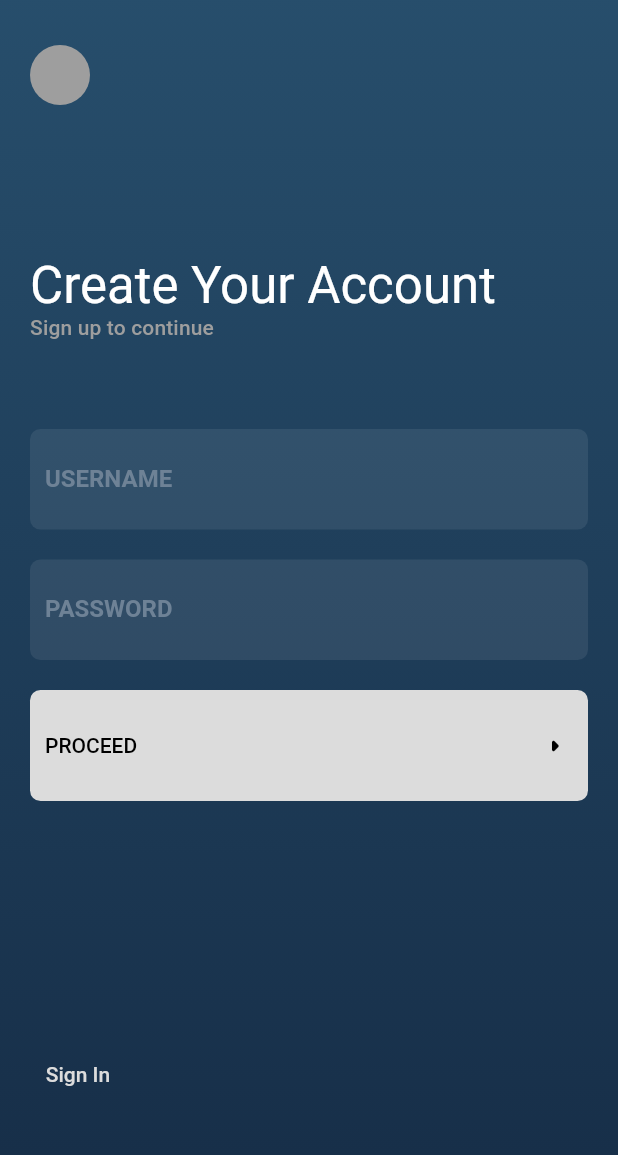
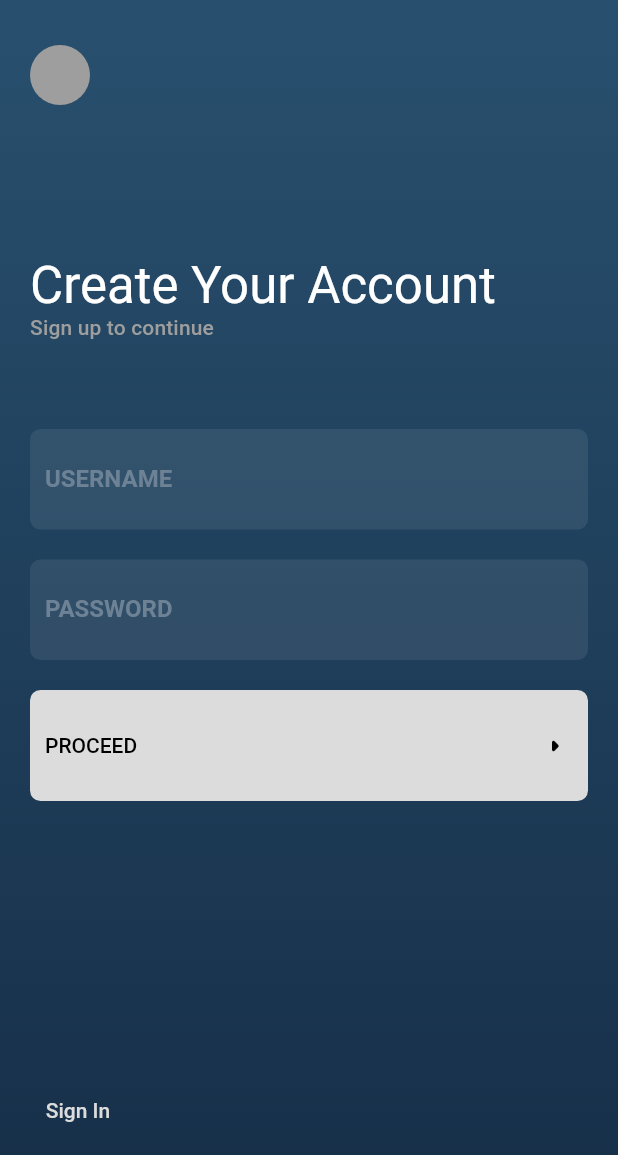
Before and after one commit to Harrem/messagingApp, a Flutter app: the screen it shows after launch, after a tap on "PROCEED", after a tap on "Create Account", on a phone screen of 412 x 824 dp, the part 81-1236 px from its top. Run offline on Flutter 3.47's test engine with Material 2 defaults, Android fonts, the phone set to English and light mode, and no system bars; our stand-ins replace cloud_firestore, firebase_auth, firebase_core; accounts and stored records are empty; network calls fail.

Commit message:
fixed layouts

```diff
--- a/lib/screens/sign_in.dart
+++ b/lib/screens/sign_in.dart
@@ -1,28 +1,30 @@
-import 'package:assignment/screens/home.dart';
+import 'package:flutter/material.dart';
 import 'package:assignment/controller/authentication.dart';
-import 'package:firebase_auth/firebase_auth.dart';
-import 'package:flutter/material.dart';
+import 'package:provider/provider.dart';
+import '../route.dart';
 
-import 'sign_up.dart';
+class SignIn extends StatelessWidget {
+  SignIn({super.key});
 
-class SignIn extends StatefulWidget {
-  const SignIn({Key? key}) : super(key: key);
+  final GlobalKey<FormState> formkey = GlobalKey<FormState>();
+  final TextEditingController usernameText = TextEditingController();
+  final TextEditingController passwordText = TextEditingController();
 
   @override
-  State<SignIn> createState() => _SignInState();
-}
+  Widget build(BuildContext context) {
+    final auth = Provider.of<Auth>(context);
+    bool lightTheme = Theme.of(context).brightness == Brightness.dark;
 
-class _SignInState extends State<SignIn> {
-  final GlobalKey<FormState> formkey = GlobalKey<FormState>();
-  final Auth auth = Auth();
-  TextEditingController usernameText = TextEditingController();
-  TextEditingController passwordText = TextEditingController();
-  bool? lightTheme;
-  @override
-  Widget build(BuildContext context) {
-    lightTheme = Theme.of(context).brightness == Brightness.dark;
-    return Container(
-      decoration: lightTheme!
+    return WillPopScope(
+      onWillPop: () async {
+        return false;
+      },
+      child: Scaffold(
+        backgroundColor: lightTheme ? Colors.white : Colors.transparent,
+        body: SingleChildScrollView(
+          child: Container(
+            height: MediaQuery.of(context).size.height,
+            decoration: lightTheme
                 ? const BoxDecoration(
                     gradient: LinearGradient(
                     begin: Alignment.topCenter,
@@ -33,16 +35,15 @@ class _SignInState extends State<SignIn> {
                     ],
                   ))
                 : const BoxDecoration(),
-      child: Scaffold(
-        backgroundColor: !lightTheme! ? Colors.white : Colors.transparent,
-        body: Center(
+            child: Center(
               child: Container(
-            constraints: const BoxConstraints(maxWidth: 700),
-            padding: const EdgeInsets.symmetric(horizontal: 20, vertical: 30),
+                padding:
+                    const EdgeInsets.symmetric(horizontal: 20, vertical: 30),
                 width: double.infinity,
                 child: Column(
                   crossAxisAlignment: CrossAxisAlignment.start,
                   children: [
+                    const Divider(),
                     ClipOval(
                       child: Container(
                         height: 40,
@@ -73,7 +74,7 @@ class _SignInState extends State<SignIn> {
                     const SizedBox(height: 20),
                     ElevatedButton(
                       onPressed: () async {
-                    var email = usernameText.text;
+                        var email = usernameText.text.trim();
                         var password = passwordText.text;
 
                         await auth
@@ -102,19 +103,16 @@ class _SignInState extends State<SignIn> {
                             if (isShown) {
                               await Future.delayed(const Duration(seconds: 3));
                               // ignore: use_build_context_synchronously
-                          ScaffoldMessenger.of(context).clearMaterialBanners();
+                              ScaffoldMessenger.of(context)
+                                  .clearMaterialBanners();
                             }
-                        return null;
                           },
                         );
                         if (auth.checkUser()) {
                           // ignore: use_build_context_synchronously
-                      Navigator.pushReplacement(
-                        context,
-                        MaterialPageRoute(
-                          builder: (BuildContext context) => Home(),
-                        ),
-                      );
+                          Navigator.of(context).pushNamed(RouteGenerator.home);
+                        } else {
+                          debugPrint("an error occured when signing in!");
                         }
                       },
                       child: Row(
@@ -134,18 +132,16 @@ class _SignInState extends State<SignIn> {
                           mainAxisAlignment: MainAxisAlignment.spaceBetween,
                           children: [
                             TextButton(
-                          onPressed: () {},
+                              onPressed: () {
+                                Navigator.pushNamed(
+                                    context, RouteGenerator.forgotPassword);
+                              },
                               child: const Text("Forgot Password?"),
                             ),
                             TextButton(
                               onPressed: () {
-                            Navigator.push(
-                              context,
-                              MaterialPageRoute(
-                                builder: (BuildContext context) =>
-                                    const SignUp(),
-                              ),
-                            );
+                                Navigator.of(context)
+                                    .pushNamed(RouteGenerator.signUp);
                               },
                               child: const Text("Create Account"),
                             )
@@ -158,6 +154,8 @@ class _SignInState extends State<SignIn> {
               ),
             ),
           ),
+        ),
+      ),
     );
   }
 }
--- a/lib/screens/sign_up.dart
+++ b/lib/screens/sign_up.dart
@@ -1,9 +1,7 @@
-import 'package:assignment/screens/sign_in.dart';
-import 'package:assignment/controller/authentication.dart';
-import 'package:firebase_auth/firebase_auth.dart';
 import 'package:flutter/material.dart';
-
-import 'create_profile.dart';
+import 'package:assignment/route.dart';
+import 'package:provider/provider.dart';
+import '../controller/authentication.dart';
 
 class SignUp extends StatefulWidget {
   const SignUp({Key? key}) : super(key: key);
@@ -14,15 +12,19 @@ class SignUp extends StatefulWidget {
 
 class _SignUpState extends State<SignUp> {
   final GlobalKey<FormState> formkey = GlobalKey<FormState>();
-  final Auth auth = Auth();
   TextEditingController usernameText = TextEditingController();
   TextEditingController passwordText = TextEditingController();
-  bool? lightTheme;
   @override
   Widget build(BuildContext context) {
-    lightTheme = Theme.of(context).brightness == Brightness.dark;
-    return Container(
-      decoration: lightTheme!
+    final auth = Provider.of<Auth>(context);
+    bool lightTheme = Theme.of(context).brightness == Brightness.dark;
+    return SafeArea(
+      child: Scaffold(
+        backgroundColor: lightTheme ? Colors.transparent : Colors.white,
+        body: SingleChildScrollView(
+          child: Container(
+            height: MediaQuery.of(context).size.height - 30,
+            decoration: lightTheme
                 ? const BoxDecoration(
                     gradient: LinearGradient(
                       begin: Alignment.topCenter,
@@ -31,14 +33,14 @@ class _SignUpState extends State<SignUp> {
                         Color.fromARGB(255, 40, 80, 110),
                         Color.fromARGB(255, 23, 47, 73),
                       ],
-            ))
+                    ),
+                  )
                 : const BoxDecoration(),
-      child: Scaffold(
-        backgroundColor: !lightTheme! ? Colors.white : Colors.transparent,
-        body: Center(
+            child: Center(
               child: Container(
                 constraints: const BoxConstraints(maxWidth: 700),
-            padding: const EdgeInsets.symmetric(horizontal: 20, vertical: 30),
+                padding:
+                    const EdgeInsets.symmetric(horizontal: 20, vertical: 30),
                 width: double.infinity,
                 child: Column(
                   crossAxisAlignment: CrossAxisAlignment.start,
@@ -76,7 +78,7 @@ class _SignUpState extends State<SignUp> {
                         var email = usernameText.text;
                         var password = passwordText.text;
 
-                    User? user = await auth
+                        await auth
                             .signUpWithEmailAndPassword(
                                 email: email, password: password)
                             .onError(
@@ -86,7 +88,7 @@ class _SignUpState extends State<SignUp> {
                                 content: Text("$error"),
                                 actions: [
                                   TextButton(
-                                onPressed: () async {
+                                    onPressed: () {
                                       ScaffoldMessenger.of(context)
                                           .clearMaterialBanners();
                                     },
@@ -96,15 +98,14 @@ class _SignUpState extends State<SignUp> {
                               ),
                             );
                             await Future.delayed(const Duration(seconds: 3));
-                        ScaffoldMessenger.of(context).clearMaterialBanners();
+                            ScaffoldMessenger.of(context)
+                                .clearMaterialBanners();
+                            return null;
                           },
                         );
-                    if (user != null) {
-                      Navigator.push(
-                          context,
-                          MaterialPageRoute(
-                              builder: (BuildContext context) =>
-                                  CreateProfile()));
+                        if (auth.checkUser()) {
+                          Navigator.pushNamed(
+                              context, RouteGenerator.createProfile);
                         }
                       },
                       child: Row(
@@ -125,13 +126,8 @@ class _SignUpState extends State<SignUp> {
                           children: [
                             TextButton(
                               onPressed: () {
-                            Navigator.push(
-                              context,
-                              MaterialPageRoute(
-                                builder: (BuildContext context) =>
-                                    const SignIn(),
-                              ),
-                            );
+                                Navigator.pushNamed(
+                                    context, RouteGenerator.signIn);
                               },
                               child: const Text("Sign In"),
                             ),
@@ -145,6 +141,8 @@ class _SignUpState extends State<SignUp> {
               ),
             ),
           ),
+        ),
+      ),
     );
   }
 }
```
Lines whose indentation alone changed are shown as unchanged.
